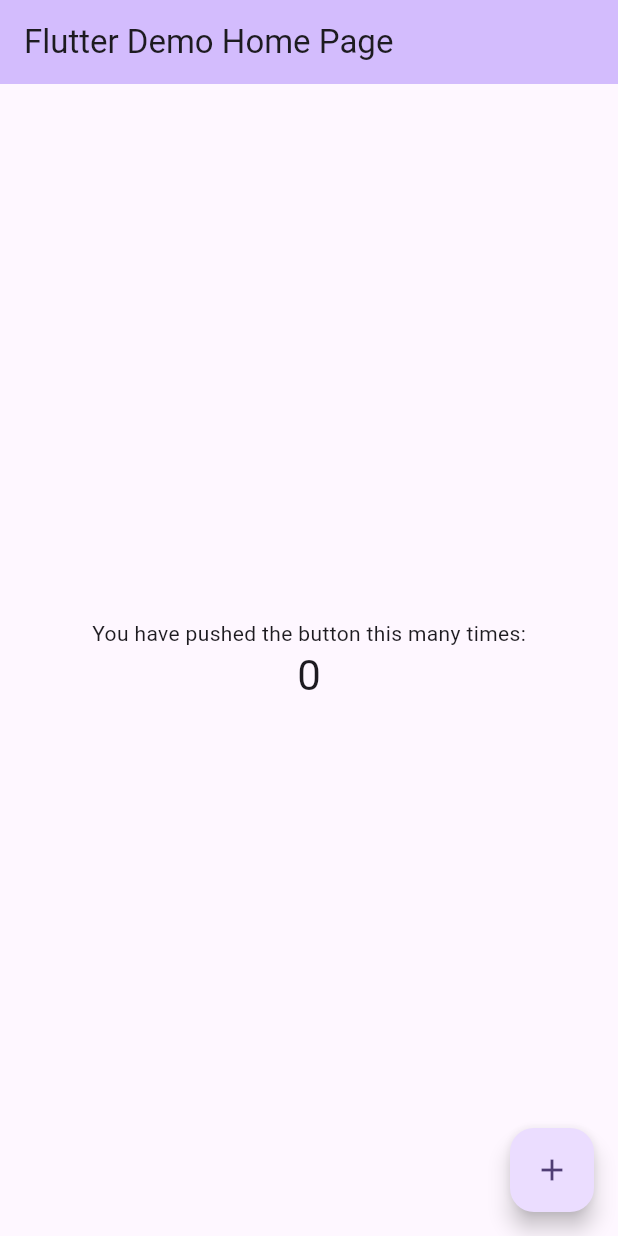
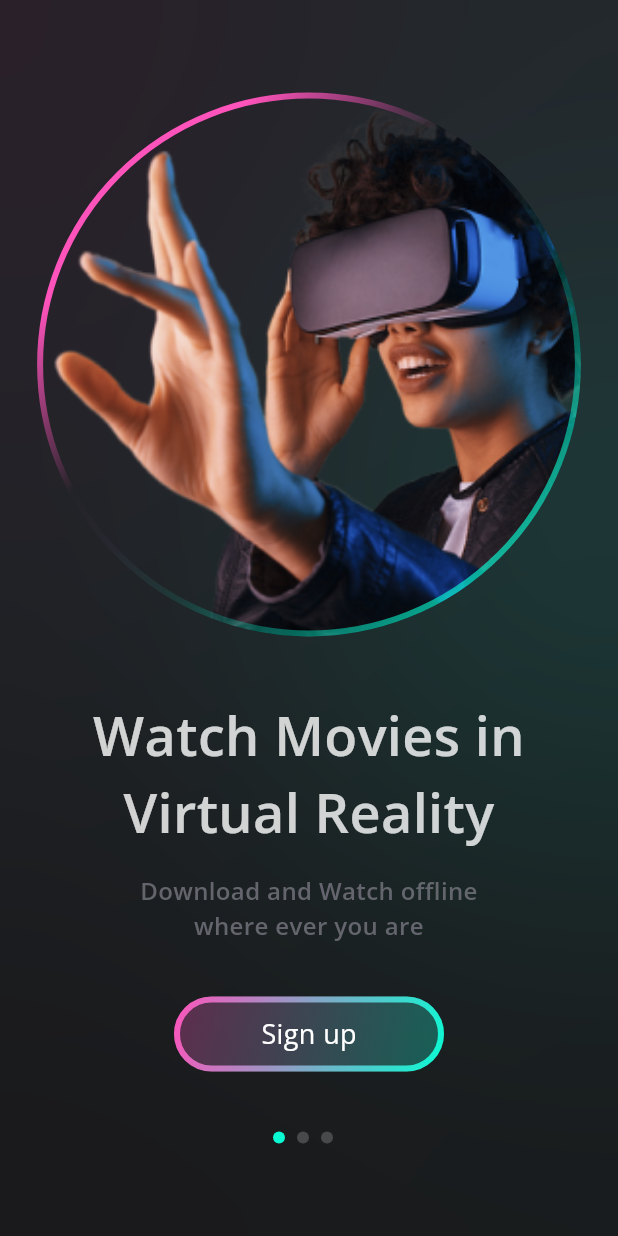
Before and after one commit to YoussifFathi/virtual_movie_app, a Flutter app: the screen it shows after launch, on a phone screen of 412 x 824 dp. Run offline on Flutter 3.47's test engine with Material 3 defaults, Android fonts, the phone set to English and light mode, and no system bars; our stand-ins replace google_fonts, gradient_borders.

Commit message:
create splash screen

```diff
--- /dev/null
+++ b/lib/core/assets_handler.dart
@@ -0,0 +1,19 @@
+abstract class AssetsHandler{
+  // Constant Icon
+  static const String kIconHome = 'assets/svg/icon-home.svg';
+  static const String kIconPlayOnTv = 'assets/svg/icon-playtv.svg';
+  static const String kIconPlus = 'assets/svg/icon-plus.svg';
+  static const String kIconCategories = 'assets/svg/icon-categories.svg';
+  static const String kIconDownload = 'assets/svg/icon-download.svg';
+  static const String kIconSearch = 'assets/svg/icon-search.svg';
+  static const String kIconMic = 'assets/svg/icon-mic.svg';
+  static const String kIconPlay = 'assets/svg/icon-play.svg';
+  static const String kIconBack = 'assets/svg/icon-back.svg';
+  static const String kIconMenu = 'assets/svg/icon-menu.svg';
+
+  // Constant Mask
+  static const String kMaskFirstIndex = 'assets/mask/mask_firstIndex.png';
+  static const String kMaskLastIndex = 'assets/mask/mask_lastIndex.png';
+  static const String kMaskCenter = 'assets/mask/mask.png';
+  static const String kMaskCast = 'assets/mask/mask_cast.png';
+}
--- /dev/null
+++ b/lib/core/colors_handler.dart
@@ -0,0 +1,12 @@
+import 'package:flutter/material.dart';
+
+abstract class ColorsHandler {
+  // Constant Color
+  static const Color kPinkColor = Color(0xFFFE53BB);
+  static const Color kCyanColor = Color(0xFF08F7FE);
+  static const Color kGreenColor = Color(0xFF09FBD3);
+  static const Color kBlackColor = Color(0xFF19191B);
+  static const Color kYellowColor = Color(0xFFF2A33A);
+  static const Color kWhiteColor = Color(0xFFFFFFFF);
+  static const Color kGreyColor = Color(0xFF767680);
+}
--- a/lib/main.dart
+++ b/lib/main.dart
@@ -1,125 +1,22 @@
 import 'package:flutter/material.dart';
+import 'package:google_fonts/google_fonts.dart';
+import 'package:virtual_movie_app/views/splash_view/splash_view.dart';
 
 void main() {
   runApp(const MyApp());
 }
-
 class MyApp extends StatelessWidget {
   const MyApp({super.key});
 
-  // This widget is the root of your application.
   @override
   Widget build(BuildContext context) {
-    return MaterialApp(
-      title: 'Flutter Demo',
+    return  MaterialApp(
+      debugShowCheckedModeBanner: false,
       theme: ThemeData(
-        // This is the theme of your application.
-        //
-        // TRY THIS: Try running your application with "flutter run". You'll see
-        // the application has a purple toolbar. Then, without quitting the app,
-        // try changing the seedColor in the colorScheme below to Colors.green
-        // and then invoke "hot reload" (save your changes or press the "hot
-        // reload" button in a Flutter-supported IDE, or press "r" if you used
-        // the command line to start the app).
-        //
-        // Notice that the counter didn't reset back to zero; the application
-        // state is not lost during the reload. To reset the state, use hot
-        // restart instead.
-        //
-        // This works for code too, not just values: Most code changes can be
-        // tested with just a hot reload.
-        colorScheme: ColorScheme.fromSeed(seedColor: Colors.deepPurple),
-        useMaterial3: true,
+
+        fontFamily: GoogleFonts.openSans().fontFamily,
       ),
-      home: const MyHomePage(title: 'Flutter Demo Home Page'),
+      home: const SplashView(),
     );
   }
 }
-
-class MyHomePage extends StatefulWidget {
-  const MyHomePage({super.key, required this.title});
-
-  // This widget is the home page of your application. It is stateful, meaning
-  // that it has a State object (defined below) that contains fields that affect
-  // how it looks.
-
-  // This class is the configuration for the state. It holds the values (in this
-  // case the title) provided by the parent (in this case the App widget) and
-  // used by the build method of the State. Fields in a Widget subclass are
-  // always marked "final".
-
-  final String title;
-
-  @override
-  State<MyHomePage> createState() => _MyHomePageState();
-}
-
-class _MyHomePageState extends State<MyHomePage> {
-  int _counter = 0;
-
-  void _incrementCounter() {
-    setState(() {
-      // This call to setState tells the Flutter framework that something has
-      // changed in this State, which causes it to rerun the build method below
-      // so that the display can reflect the updated values. If we changed
-      // _counter without calling setState(), then the build method would not be
-      // called again, and so nothing would appear to happen.
-      _counter++;
-    });
-  }
-
-  @override
-  Widget build(BuildContext context) {
-    // This method is rerun every time setState is called, for instance as done
-    // by the _incrementCounter method above.
-    //
-    // The Flutter framework has been optimized to make rerunning build methods
-    // fast, so that you can just rebuild anything that needs updating rather
-    // than having to individually change instances of widgets.
-    return Scaffold(
-      appBar: AppBar(
-        // TRY THIS: Try changing the color here to a specific color (to
-        // Colors.amber, perhaps?) and trigger a hot reload to see the AppBar
-        // change color while the other colors stay the same.
-        backgroundColor: Theme.of(context).colorScheme.inversePrimary,
-        // Here we take the value from the MyHomePage object that was created by
-        // the App.build method, and use it to set our appbar title.
-        title: Text(widget.title),
-      ),
-      body: Center(
-        // Center is a layout widget. It takes a single child and positions it
-        // in the middle of the parent.
-        child: Column(
-          // Column is also a layout widget. It takes a list of children and
-          // arranges them vertically. By default, it sizes itself to fit its
-          // children horizontally, and tries to be as tall as its parent.
-          //
-          // Column has various properties to control how it sizes itself and
-          // how it positions its children. Here we use mainAxisAlignment to
-          // center the children vertically; the main axis here is the vertical
-          // axis because Columns are vertical (the cross axis would be
-          // horizontal).
-          //
-          // TRY THIS: Invoke "debug painting" (choose the "Toggle Debug Paint"
-          // action in the IDE, or press "p" in the console), to see the
-          // wireframe for each widget.
-          mainAxisAlignment: MainAxisAlignment.center,
-          children: <Widget>[
-            const Text(
-              'You have pushed the button this many times:',
-            ),
-            Text(
-              '$_counter',
-              style: Theme.of(context).textTheme.headlineMedium,
-            ),
-          ],
-        ),
-      ),
-      floatingActionButton: FloatingActionButton(
-        onPressed: _incrementCounter,
-        tooltip: 'Increment',
-        child: const Icon(Icons.add),
-      ), // This trailing comma makes auto-formatting nicer for build methods.
-    );
-  }
-}
--- /dev/null
+++ b/lib/views/splash_view/splash_view.dart
@@ -0,0 +1,15 @@
+import 'package:flutter/material.dart';
+import 'package:virtual_movie_app/core/colors_handler.dart';
+import 'package:virtual_movie_app/views/splash_view/widgets/splash_view_body.dart';
+
+class SplashView extends StatelessWidget {
+  const SplashView({super.key});
+
+  @override
+  Widget build(BuildContext context) {
+    return const Scaffold(
+      backgroundColor: ColorsHandler.kBlackColor,
+      body: SplashViewBody(),
+    );
+  }
+}
--- /dev/null
+++ b/lib/views/splash_view/widgets/custom_circule_image.dart
@@ -0,0 +1,42 @@
+import 'package:flutter/material.dart';
+import 'package:gradient_borders/box_borders/gradient_box_border.dart';
+import 'package:virtual_movie_app/core/colors_handler.dart';
+
+class CustomCirculeImage extends StatelessWidget {
+  const CustomCirculeImage({
+    super.key,
+  });
+
+  @override
+  Widget build(BuildContext context) {
+    return AspectRatio(
+      aspectRatio: 1,
+      child: Container(
+        decoration: BoxDecoration(
+          borderRadius: BorderRadius.circular(1000),
+          image: const DecorationImage(
+            alignment: Alignment.bottomLeft,
+            fit: BoxFit.cover,
+            image: AssetImage(
+              'assets/img-onboarding.png',
+            ),
+          ),
+          border: GradientBoxBorder(
+            width: 4,
+            gradient: LinearGradient(
+              colors: [
+                ColorsHandler.kPinkColor,
+                ColorsHandler.kPinkColor.withOpacity(0),
+                ColorsHandler.kGreenColor.withOpacity(0.1),
+                ColorsHandler.kGreenColor,
+              ],
+              begin: Alignment.topLeft,
+              end: Alignment.bottomRight,
+              stops: const [0.2, 0.4, 0.6, 1],
+            ),
+          ),
+        ),
+      ),
+    );
+  }
+}
--- /dev/null
+++ b/lib/views/splash_view/widgets/custom_color_blur_widget.dart
@@ -0,0 +1,34 @@
+import 'dart:ui';
+
+import 'package:flutter/material.dart';
+
+class CustomColorBlurWidget extends StatelessWidget {
+  const CustomColorBlurWidget({
+    super.key,
+    required this.width,
+    required this.color,
+  });
+
+  final double width;
+  final Color color;
+
+  @override
+  Widget build(BuildContext context) {
+    return Container(
+      decoration: BoxDecoration(
+        shape: BoxShape.circle,
+        color: color,
+      ),
+      child: BackdropFilter(
+        filter: ImageFilter.blur(
+          sigmaX: 200,
+          sigmaY: 200,
+        ),
+        child: SizedBox(
+          height: width,
+          width: width,
+        ),
+      ),
+    );
+  }
+}
--- /dev/null
+++ b/lib/views/splash_view/widgets/custom_grad_button.dart
@@ -0,0 +1,43 @@
+import 'package:flutter/material.dart';
+import 'package:gradient_borders/box_borders/gradient_box_border.dart';
+import 'package:virtual_movie_app/core/colors_handler.dart';
+
+class CustomGradButton extends StatelessWidget {
+  const CustomGradButton({
+    super.key,
+  });
+
+  @override
+  Widget build(BuildContext context) {
+    return Container(
+      height: 50,
+      width: 180,
+      decoration: BoxDecoration(
+        borderRadius: BorderRadius.circular(30),
+        gradient: LinearGradient(
+          colors: [
+            ColorsHandler.kPinkColor.withOpacity(0.3),
+            ColorsHandler.kGreenColor.withOpacity(0.3),
+          ],
+          begin: Alignment.topLeft,
+          end: Alignment.bottomRight,
+        ),
+        border: const GradientBoxBorder(
+          width: 4,
+          gradient: LinearGradient(
+            colors: [
+              ColorsHandler.kPinkColor,
+              ColorsHandler.kGreenColor,
+            ],
+            begin: Alignment.topLeft,
+            end: Alignment.bottomRight,
+          ),
+        ),
+      ),
+      child: Center(
+        child: Text("Sign up",
+            style: TextStyle(fontSize: 18, color: ColorsHandler.kWhiteColor)),
+      ),
+    );
+  }
+}
--- /dev/null
+++ b/lib/views/splash_view/widgets/splash_view_body.dart
@@ -0,0 +1,101 @@
+import 'package:flutter/cupertino.dart';
+import 'package:flutter/material.dart';
+
+import 'package:virtual_movie_app/core/colors_handler.dart';
+import 'package:virtual_movie_app/views/splash_view/widgets/custom_circule_image.dart';
+import 'package:virtual_movie_app/views/splash_view/widgets/custom_color_blur_widget.dart';
+import 'package:virtual_movie_app/views/splash_view/widgets/custom_grad_button.dart';
+
+class SplashViewBody extends StatelessWidget {
+  const SplashViewBody({super.key});
+
+  @override
+  Widget build(BuildContext context) {
+    var size = MediaQuery.sizeOf(context);
+    return SizedBox(
+      width: size.width,
+      height: size.height,
+      child: Stack(
+        children: [
+          Positioned(
+            top: size.height * .1,
+            left: -88,
+            child: const CustomColorBlurWidget(
+              width: 166,
+              color: ColorsHandler.kPinkColor,
+            ),
+          ),
+          Positioned(
+            top: size.height * .3,
+            right: -100,
+            child: const CustomColorBlurWidget(
+              width: 200,
+              color: ColorsHandler.kGreenColor,
+            ),
+          ),
+          Padding(
+            padding: EdgeInsets.symmetric(horizontal: size.width * 0.06),
+            child: Column(
+              mainAxisAlignment: MainAxisAlignment.center,
+              children: [
+                const CustomCirculeImage(),
+                SizedBox(
+                  height: 40,
+                ),
+                Text(
+                  "Watch Movies in Virtual Reality",
+                  textAlign: TextAlign.center,
+                  style: TextStyle(
+                      fontSize: 36,
+                      color: ColorsHandler.kWhiteColor.withOpacity(.8),
+                      fontWeight: FontWeight.w600),
+                ),
+                Padding(
+                  padding:
+                      const EdgeInsets.symmetric(horizontal: 50, vertical: 16),
+                  child: Text(
+                    "Download and Watch offline where ever you are ",
+                    textAlign: TextAlign.center,
+                    style: TextStyle(
+                        fontSize: 16,
+                        color: ColorsHandler.kGreyColor.withOpacity(.8),
+                        fontWeight: FontWeight.w600),
+                  ),
+                ),
+                SizedBox(height: 20,),
+
+                CustomGradButton(),
+                SizedBox(height: 40,),
+                CustomRowDots()
+              ],
+            ),
+          ),
+        ],
+      ),
+    );
+  }
+}
+
+class CustomRowDots extends StatelessWidget {
+  const CustomRowDots({super.key});
+
+  @override
+  Widget build(BuildContext context) {
+    return Row(
+      mainAxisAlignment: MainAxisAlignment.center,
+      children: List.generate(3, (index) {
+        return Container(
+          margin: EdgeInsets.only(right: 8),
+          width: 8,
+          height: 8,
+          decoration: BoxDecoration(
+            color: index == 0 ? ColorsHandler.kGreenColor :ColorsHandler.kWhiteColor.withOpacity(0.2),
+            borderRadius: BorderRadius.circular(
+              8,
+            ),
+          ),
+        );
+      }),
+    );
+  }
+}
```
Also changed, not shown: pubspec.yaml (+12 -3 lines), pubspec.lock, 1 other file.
